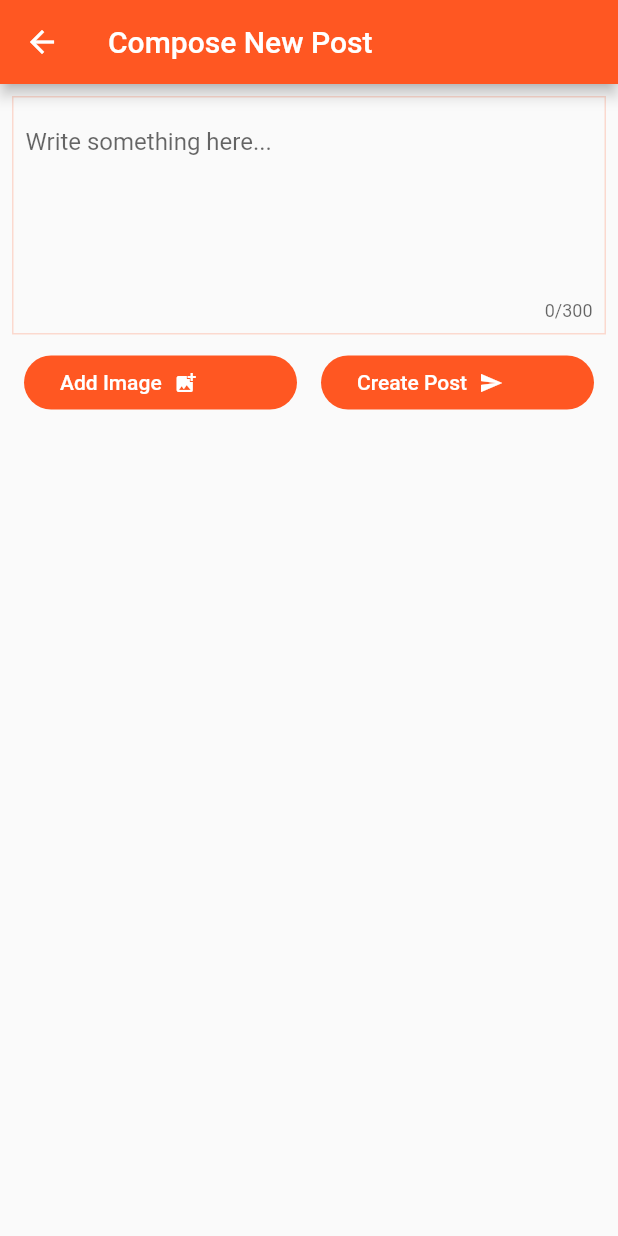
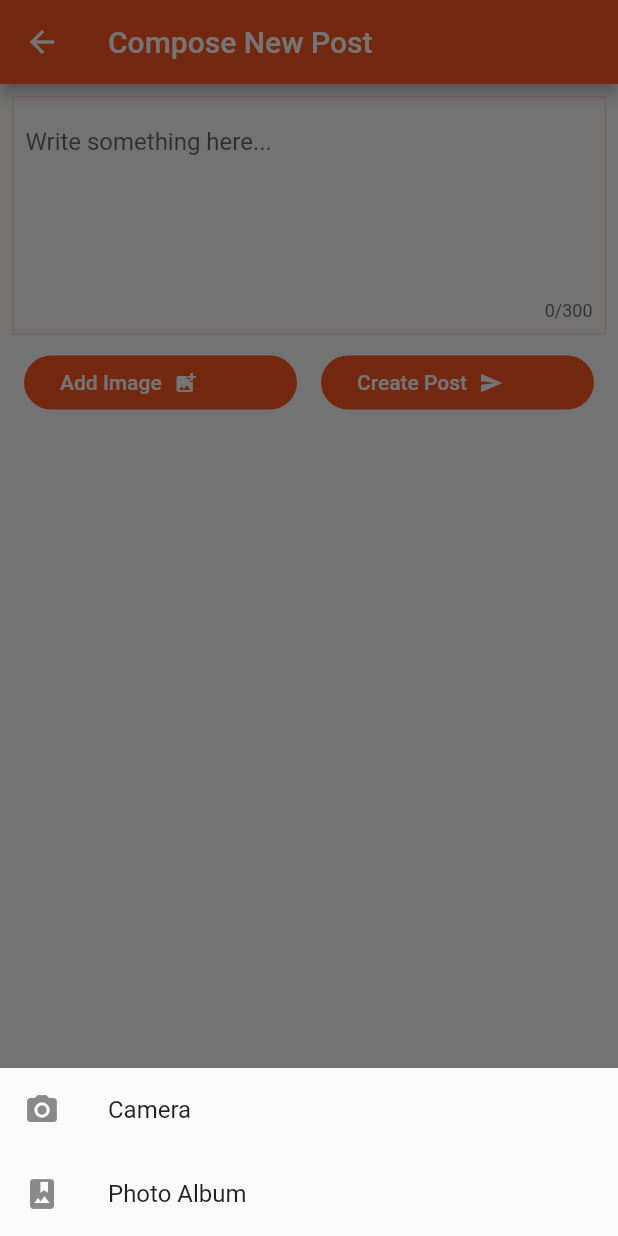
Before and after one commit to cogent-demon/flutter_feedly, a Flutter app: the CreatePage screen opened directly, after a tap on "Add Image", on a phone screen of 412 x 824 dp. Run offline on Flutter 3.47's test engine with Material 2 defaults, Android fonts, the phone set to English and light mode, and no system bars; our stand-ins replace cloud_firestore, firebase_auth; accounts and stored records are empty.

Commit message:
Added modal bottom sheet for camera and gallery

```diff
--- a/lib/pages/create.dart
+++ b/lib/pages/create.dart
@@ -47,6 +47,36 @@ class _CreatePageState extends State<CreatePage> {
         content: Text(ex.toString()),
       )));
     }
+  }
+
+  _showModalBottomSheet() {
+    showModalBottomSheet(
+        context: context,
+        builder: (BuildContext ctx) {
+          return Column(
+            mainAxisSize: MainAxisSize.min,
+            children: <Widget>[
+              ListTile(
+                leading: Icon(Icons.camera_alt),
+                title: Text("Camera"),
+                onTap: () {
+                  // ToDO: Use image_picker plugin
+
+                  Navigator.pop(context);
+                },
+              ),
+              ListTile(
+                leading: Icon(Icons.photo_album),
+                title: Text("Photo Album"),
+                onTap: () {
+                  // ToDO: Use image_picker plugin
+
+                  Navigator.pop(context);
+                },
+              ),
+            ],
+          );
+        });
   }
 
   @override
@@ -100,7 +130,9 @@ class _CreatePageState extends State<CreatePage> {
                       ),
                       splashColor: Colors.deepOrange,
                       color: Colors.deepOrange,
-                      onPressed: () {},
+                      onPressed: () {
+                        _showModalBottomSheet();
+                      },
                       child: Row(
                         children: <Widget>[
                           Padding(
--- a/pubspec.yaml
+++ b/pubspec.yaml
@@ -21,6 +21,8 @@ dependencies:
     sdk: flutter
   firebase_auth: ^0.10.0
   cloud_firestore: ^0.12.5+2
+  firebase_storage: ^3.0.3
+  image_picker: ^0.6.0+15
 
   # The following adds the Cupertino Icons font to your application.
   # Use with the CupertinoIcons class for iOS style icons.
```
Also changed, not shown: pubspec.lock, 1 other file.
